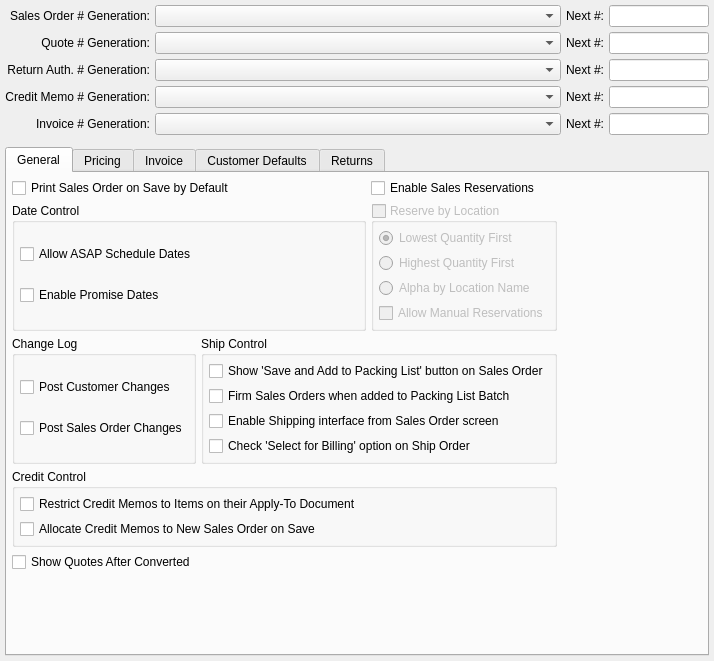
Qt form guiclient/configureSO.ui (Pegasus-RPG/xtuple-client) before a commit.
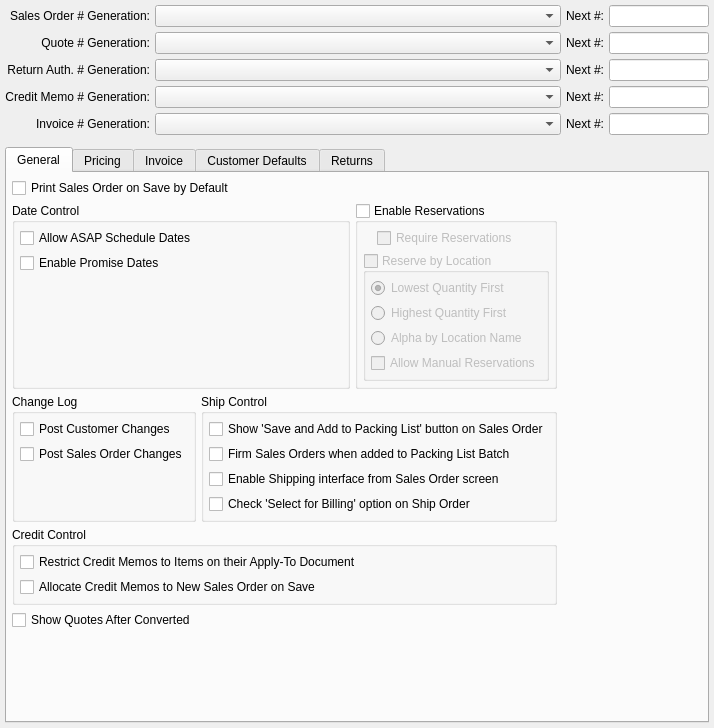
The same form after that commit. Custom widgets are drawn as their Qt base class.

Commit message: Issue #20988:require reservation to issue

Patch:
```diff
--- a/guiclient/configureSO.ui
+++ b/guiclient/configureSO.ui
@@ -14,7 +14,7 @@
     <x>0</x>
     <y>0</y>
     <width>714</width>
-    <height>661</height>
+    <height>728</height>
    </rect>
   </property>
   <property name="windowTitle">
@@ -306,6 +306,42 @@
             <layout class="QVBoxLayout" name="verticalLayout">
              <item>
               <layout class="QGridLayout" name="gridLayout_2">
+               <item row="2" column="0">
+                <widget class="QGroupBox" name="groupBox_4">
+                 <property name="title">
+                  <string>Change Log</string>
+                 </property>
+                 <layout class="QGridLayout">
+                  <item row="1" column="0">
+                   <widget class="QCheckBox" name="_salesOrderChangeLog">
+                    <property name="text">
+                     <string>Post Sales Order Changes</string>
+                    </property>
+                   </widget>
+                  </item>
+                  <item row="0" column="0">
+                   <widget class="QCheckBox" name="_customerChangeLog">
+                    <property name="text">
+                     <string>Post Customer Changes</string>
+                    </property>
+                   </widget>
+                  </item>
+                  <item row="2" column="0">
+                   <spacer name="verticalSpacer_4">
+                    <property name="orientation">
+                     <enum>Qt::Vertical</enum>
+                    </property>
+                    <property name="sizeHint" stdset="0">
+                     <size>
+                      <width>20</width>
+                      <height>40</height>
+                     </size>
+                    </property>
+                   </spacer>
+                  </item>
+                 </layout>
+                </widget>
+               </item>
                <item row="0" column="0" colspan="2">
                 <widget class="QCheckBox" name="_printSO">
                  <property name="text">
@@ -313,26 +349,12 @@
                  </property>
                 </widget>
                </item>
-               <item row="0" column="2">
-                <widget class="QCheckBox" name="_enableReservations">
-                 <property name="text">
-                  <string>Enable Sales Reservations</string>
-                 </property>
-                </widget>
-               </item>
                <item row="1" column="0" colspan="2">
                 <widget class="QGroupBox" name="groupBox_2">
                  <property name="title">
                   <string>Date Control</string>
                  </property>
                  <layout class="QGridLayout">
-                  <item row="0" column="0">
-                   <widget class="QCheckBox" name="_allowASAP">
-                    <property name="text">
-                     <string>Allow ASAP Schedule Dates</string>
-                    </property>
-                   </widget>
-                  </item>
                   <item row="1" column="0">
                    <widget class="QCheckBox" name="_enablePromiseDate">
                     <property name="text">
@@ -340,83 +362,25 @@
                     </property>
                    </widget>
                   </item>
-                 </layout>
-                </widget>
-               </item>
-               <item row="1" column="2">
-                <widget class="QGroupBox" name="_locationGroup">
-                 <property name="enabled">
-                  <bool>false</bool>
-                 </property>
-                 <property name="title">
-                  <string>Reserve by Location</string>
-                 </property>
-                 <property name="checkable">
-                  <bool>true</bool>
-                 </property>
-                 <property name="checked">
-                  <bool>false</bool>
-                 </property>
-                 <layout class="QGridLayout">
-                  <item row="2" column="0">
-                   <widget class="QRadioButton" name="_highest">
-                    <property name="text">
-                     <string>Highest Quantity First</string>
-                    </property>
-                   </widget>
-                  </item>
-                  <item row="3" column="0">
-                   <widget class="QRadioButton" name="_alpha">
-                    <property name="text">
-                     <string>Alpha by Location Name</string>
-                    </property>
-                    <property name="checked">
-                     <bool>false</bool>
-                    </property>
-                   </widget>
-                  </item>
-                  <item row="1" column="0">
-                   <widget class="QRadioButton" name="_lowest">
-                    <property name="text">
-                     <string>Lowest Quantity First</string>
-                    </property>
-                    <property name="checked">
-                     <bool>true</bool>
-                    </property>
-                   </widget>
-                  </item>
-                  <item row="4" column="0">
-                   <widget class="XCheckBox" name="_manualReservations">
-                    <property name="text">
-                     <string>Allow Manual Reservations</string>
-                    </property>
-                    <property name="forgetful">
-                     <bool>true</bool>
-                    </property>
-                   </widget>
-                  </item>
-                 </layout>
-                </widget>
-               </item>
-               <item row="2" column="0">
-                <widget class="QGroupBox" name="groupBox_4">
-                 <property name="title">
-                  <string>Change Log</string>
-                 </property>
-                 <layout class="QGridLayout">
                   <item row="0" column="0">
-                   <widget class="QCheckBox" name="_customerChangeLog">
+                   <widget class="QCheckBox" name="_allowASAP">
                     <property name="text">
-                     <string>Post Customer Changes</string>
+                     <string>Allow ASAP Schedule Dates</string>
                     </property>
                    </widget>
                   </item>
-                  <item row="1" column="0">
-                   <widget class="QCheckBox" name="_salesOrderChangeLog">
-                    <property name="text">
-                     <string>Post Sales Order Changes</string>
+                  <item row="2" column="0">
+                   <spacer name="verticalSpacer_3">
+                    <property name="orientation">
+                     <enum>Qt::Vertical</enum>
                     </property>
-                   </widget>
+                    <property name="sizeHint" stdset="0">
+                     <size>
+                      <width>20</width>
+                      <height>40</height>
+                     </size>
+                    </property>
+                   </spacer>
                   </item>
                  </layout>
                 </widget>
@@ -488,6 +452,106 @@
                  </property>
                 </widget>
                </item>
+               <item row="1" column="2">
+                <widget class="QGroupBox" name="_enableReservations">
+                 <property name="title">
+                  <string>Enable Reservations</string>
+                 </property>
+                 <property name="checkable">
+                  <bool>true</bool>
+                 </property>
+                 <property name="checked">
+                  <bool>false</bool>
+                 </property>
+                 <layout class="QVBoxLayout" name="verticalLayout_5">
+                  <item>
+                   <layout class="QHBoxLayout" name="horizontalLayout_6">
+                    <item>
+                     <spacer name="horizontalSpacer_4">
+                      <property name="orientation">
+                       <enum>Qt::Horizontal</enum>
+                      </property>
+                      <property name="sizeType">
+                       <enum>QSizePolicy::Fixed</enum>
+                      </property>
+                      <property name="sizeHint" stdset="0">
+                       <size>
+                        <width>14</width>
+                        <height>20</height>
+                       </size>
+                      </property>
+                     </spacer>
+                    </item>
+                    <item>
+                     <widget class="XCheckBox" name="_requireReservations">
+                      <property name="text">
+                       <string>Require Reservations</string>
+                      </property>
+                      <property name="forgetful">
+                       <bool>true</bool>
+                      </property>
+                     </widget>
+                    </item>
+                   </layout>
+                  </item>
+                  <item>
+                   <widget class="QGroupBox" name="_locationGroup">
+                    <property name="enabled">
+                     <bool>false</bool>
+                    </property>
+                    <property name="title">
+                     <string>Reserve by Location</string>
+                    </property>
+                    <property name="checkable">
+                     <bool>true</bool>
+                    </property>
+                    <property name="checked">
+                     <bool>false</bool>
+                    </property>
+                    <layout class="QGridLayout" name="_2">
+                     <item row="2" column="0">
+                      <widget class="QRadioButton" name="_highest">
+                       <property name="text">
+                        <string>Highest Quantity First</string>
+                       </property>
+                      </widget>
+                     </item>
+                     <item row="3" column="0">
+                      <widget class="QRadioButton" name="_alpha">
+                       <property name="text">
+                        <string>Alpha by Location Name</string>
+                       </property>
+                       <property name="checked">
+                        <bool>false</bool>
+                       </property>
+                      </widget>
+                     </item>
+                     <item row="1" column="0">
+                      <widget class="QRadioButton" name="_lowest">
+                       <property name="text">
+                        <string>Lowest Quantity First</string>
+                       </property>
+                       <property name="checked">
+                        <bool>true</bool>
+                       </property>
+                      </widget>
+                     </item>
+                     <item row="4" column="0">
+                      <widget class="XCheckBox" name="_manualReservations">
+                       <property name="text">
+                        <string>Allow Manual Reservations</string>
+                       </property>
+                       <property name="forgetful">
+                        <bool>true</bool>
+                       </property>
+                      </widget>
+                     </item>
+                    </layout>
+                   </widget>
+                  </item>
+                 </layout>
+                </widget>
+               </item>
               </layout>
              </item>
              <item>
```
Left out of the diff: 53 changed lines with no effect on the pictures. The commit also changes 7 other files.
